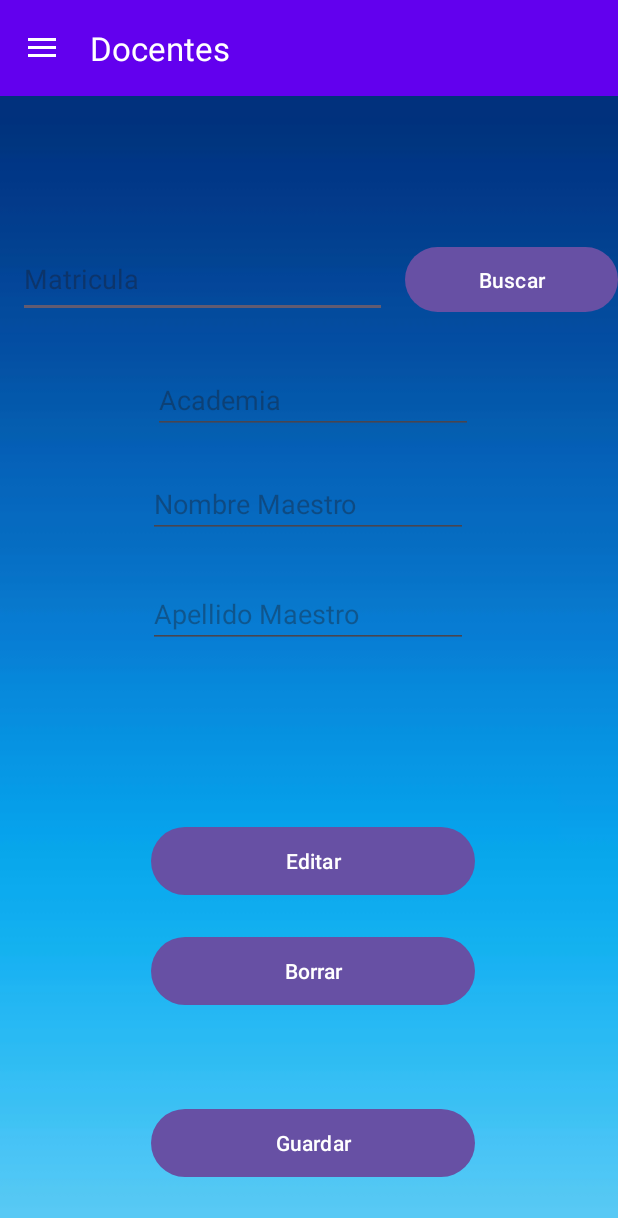
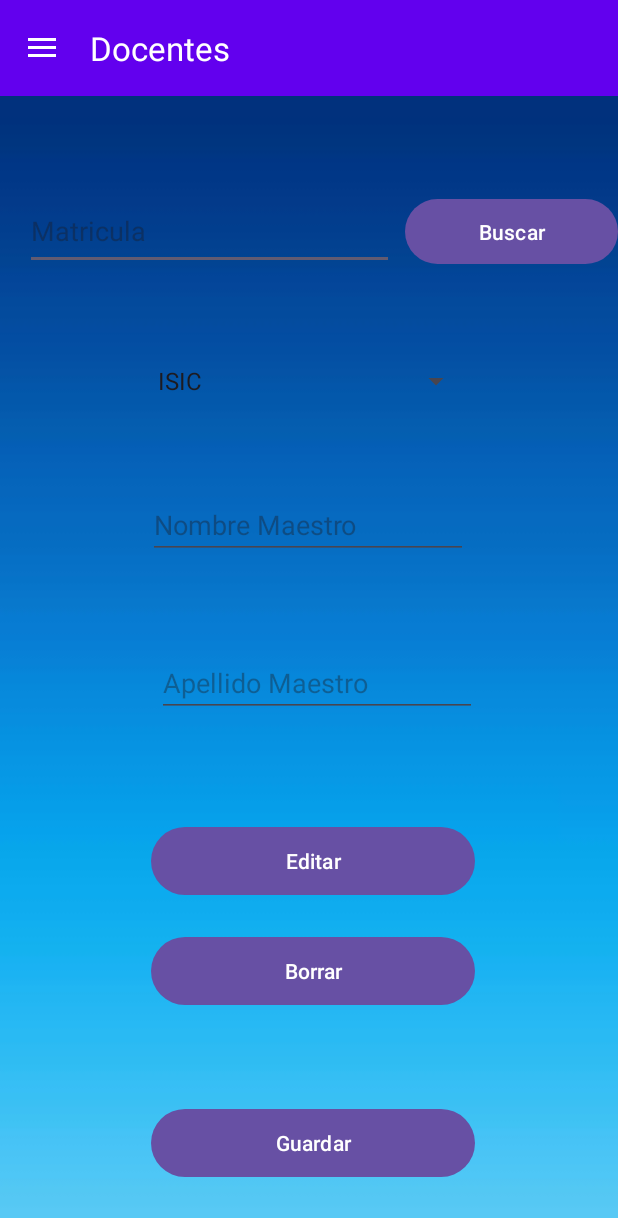
Before and after one commit to DELLAlfredo/AsistenciaDocente, an Android app: the abcDocentes screen opened directly, with no data from a screen before it, after a tap on "Editar", on a phone screen of 412 x 824 dp. Shown: the top 1218 px of the screen. Run offline under Robolectric (Android 15) with nearby library versions, the light colour scheme and no system bars; our stand-ins replace Volley; network calls fail; Roboto replaces fonts that are not available here.

Commit message:
spinnerDocentes

```diff
--- a/app/build.gradle
+++ b/app/build.gradle
@@ -36,11 +36,13 @@ android {
 }
 
 dependencies {
-    implementation 'com.squareup.okhttp3:okhttp:4.9.1'
+    implementation(platform("org.jetbrains.kotlin:kotlin-bom:1.8.21"))
     implementation 'com.squareup.okhttp3:okhttp:4.9.1'
     implementation 'androidx.appcompat:appcompat:1.6.1'
     implementation 'com.google.android.material:material:1.5.0'
     implementation 'androidx.constraintlayout:constraintlayout:2.1.4'
+    implementation 'androidx.privacysandbox.tools:tools-core:+'
+    implementation 'androidx.games:games-activity:1.1.0'
     testImplementation 'junit:junit:4.13.2'
     androidTestImplementation 'androidx.test.ext:junit:1.1.5'
     androidTestImplementation 'androidx.test.espresso:espresso-core:3.5.1'
--- a/app/src/main/java/com/example/asistenciadocente/abcDocentes.java
+++ b/app/src/main/java/com/example/asistenciadocente/abcDocentes.java
@@ -4,8 +4,10 @@ import android.os.Bundle;
 import android.util.Log;
 import android.view.Menu;
 import android.view.View;
+import android.widget.ArrayAdapter;
 import android.widget.Button;
 import android.widget.EditText;
+import android.widget.Spinner;
 import android.widget.Toast;
 
 import com.android.volley.AuthFailureError;
@@ -36,8 +38,9 @@ import java.util.Map;
 
 public class abcDocentes extends menu {
     ActivityAbcDocentesBinding activityAbcDocentesBinding;
-    EditText etAcademia,etNombre, etApellido, etMatricula;
+    EditText etNombre, etApellido, etMatricula;
     Button btnGuardar,btnEditar,btnBorrar,btnBuscar;
+    Spinner spAcademia;
 
     RequestQueue requestQueue;
     @Override
@@ -47,7 +50,8 @@ public class abcDocentes extends menu {
         setContentView(activityAbcDocentesBinding.getRoot());
         allocateActivityTitle("Docentes");
 
-        etAcademia = findViewById(R.id.etAcademia);
+        //etAcademia = findViewById(R.id.etAcademia);
+        spAcademia = findViewById(R.id.spAcademia);
         etNombre = findViewById(R.id.etNombre);
         etApellido = findViewById(R.id.etApellido);
         btnGuardar = findViewById(R.id.btnGuardar);
@@ -56,10 +60,14 @@ public class abcDocentes extends menu {
         btnBuscar = findViewById(R.id.btnBuscar);
         etMatricula = findViewById(R.id.etMatricula);
 
+        String[] crud = {"ISIC","INVAG","GES","SUSTENTABLE"};
+        ArrayAdapter<String> AdapterCrud = new ArrayAdapter<String>(this, android.R.layout.simple_spinner_item, crud);
+        spAcademia.setAdapter(AdapterCrud);
+
         btnGuardar.setOnClickListener(new View.OnClickListener() {
             @Override
             public void onClick(View view) {
-                Guardar("http://192.168.0.7:80/Checador/docentes.php");
+                Guardar("http://192.168.0.10:80/Checador/docentes.php");
                 //Guardar("http://192.168.56.1:80/CHECKTECH//docentes.php");
 
             }
@@ -67,7 +75,7 @@ public class abcDocentes extends menu {
         btnBuscar.setOnClickListener(new View.OnClickListener() {
             @Override
             public void onClick(View view) {
-                buscarDocente("http://192.168.0.7/Checador/buscar_docente.php?Matricula="+etMatricula.getText()+"");
+                buscarDocente("http://192.168.0.10/Checador/buscar_docente.php?Matricula="+etMatricula.getText()+"");
                 //buscarDocente("http://192.168.56.1:80/CHECKTECH/buscar_docente.php?Matricula="+etMatricula.getText()+"");
 
             }
@@ -75,7 +83,7 @@ public class abcDocentes extends menu {
         btnEditar.setOnClickListener(new View.OnClickListener() {
             @Override
             public void onClick(View view) {
-                Guardar("http://192.168.0.7:80/Checador/editar_docente.php");
+                Guardar("http://192.168.0.10:80/Checador/editar_docente.php");
                //Guardar("http://192.168.56.1:80/CHECKTECH/editar_docente.php");
 
             }
@@ -83,7 +91,7 @@ public class abcDocentes extends menu {
         btnBorrar.setOnClickListener(new View.OnClickListener() {
             @Override
             public void onClick(View view) {
-                Borrar("http://192.168.0.7:80/Checador/eliminar_docente.php");
+                Borrar("http://192.168.0.10:80/Checador/eliminar_docente.php");
 
                 //Borrar("http://192.168.56.1:80/CHECKTECH/eliminar_docente.php");
             }
@@ -94,13 +102,15 @@ public class abcDocentes extends menu {
 
 
     private void Guardar(String URL) {
+        String opcion = spAcademia.getSelectedItem().toString();
         // Validar campos vacíos
         if (etNombre.getText().toString().isEmpty() || etApellido.getText().toString().isEmpty() ||
-                etAcademia.getText().toString().isEmpty() || etMatricula.getText().toString().isEmpty()) {
+                etMatricula.getText().toString().isEmpty()) {
             Toast.makeText(getApplicationContext(), "Por favor, completa todos los campos", Toast.LENGTH_SHORT).show();
             return;
         }
-        StringRequest guardarRequest = new StringRequest(Request.Method.POST, URL,
+
+        StringRequest guardarRequest = new StringRequest(com.android.volley.Request.Method.POST, URL,
 
                 new Response.Listener<String>() {
                     @Override
@@ -129,7 +139,7 @@ public class abcDocentes extends menu {
                 Map<String, String> parametros = new HashMap<>();
                 parametros.put("nombre", etNombre.getText().toString());
                 parametros.put("apellidos", etApellido.getText().toString());
-                parametros.put("academia", etAcademia.getText().toString());
+                parametros.put("academia", opcion);
                 parametros.put("Matricula", etMatricula.getText().toString());
                 return parametros;
             }
@@ -148,9 +158,12 @@ public class abcDocentes extends menu {
                 for (int i = 0; i < response.length(); i++) {
                     try {
                         jsonObject = response.getJSONObject(i);
-                        etAcademia.setText(jsonObject.getString("academia"));
-                        etNombre.setText(jsonObject.getString("nombre"));
-                        etApellido.setText(jsonObject.getString("apellidos"));
+                        String academia = jsonObject.getString("academia");//llena el campo del spinner con el dato que este en la db
+                        etNombre.setText(jsonObject.getString("nombre"));//llena el campo del editText con el dato que este en la db
+                        etApellido.setText(jsonObject.getString("apellidos"));//llena el campo del editText con el dato que este en la db
+
+                        // Establecer los valores en los elementos correspondientes
+                        spAcademia.setSelection(obtenerIndiceSpinner(spAcademia, academia));
 
                     } catch (JSONException e) {
                         Toast.makeText(getApplicationContext(), e.getMessage(), Toast.LENGTH_SHORT).show();
@@ -168,6 +181,12 @@ public class abcDocentes extends menu {
         requestQueue=Volley.newRequestQueue(this);
         requestQueue.add(jsonArrayRequest);
     }
+    // Método auxiliar para obtener el índice de un elemento en un Spinner según su valor
+    private int obtenerIndiceSpinner(Spinner spinner, String valor) {
+        ArrayAdapter<String> adapter = (ArrayAdapter<String>) spinner.getAdapter();
+        return adapter.getPosition(valor);
+    }
+
 
 
 
@@ -176,11 +195,13 @@ public class abcDocentes extends menu {
         StringRequest stringRequest= new StringRequest(Request.Method.POST, URL, new Response.Listener<String>() {
             @Override
             public void onResponse(String response) {
+                //arroga un mensaje cuando se borra un dato
                 Toast.makeText(getApplicationContext(),"Producto eliminado",Toast.LENGTH_SHORT).show();
                 limpiarFormulario();
             }
         }, new Response.ErrorListener(){
             @Override
+            // se ejecuta cuando ocurre un error en la solicitud de la red.
             public void onErrorResponse(VolleyError error){
                 Toast.makeText(getApplicationContext(),error.toString(),Toast.LENGTH_SHORT).show();
             }
@@ -195,10 +216,11 @@ public class abcDocentes extends menu {
         RequestQueue requestQueue = Volley.newRequestQueue(this);
         requestQueue.add(stringRequest);
     }
+    //limpia los campos de los formularios
     private void limpiarFormulario(){
         etMatricula.setText("");
         etNombre.setText("");
         etApellido.setText("");
-        etAcademia.setText("");
+        //etAcademia.setText("");
     }
 }
--- a/app/src/main/res/layout/activity_abc_docentes.xml
+++ b/app/src/main/res/layout/activity_abc_docentes.xml
@@ -13,11 +13,12 @@
         android:id="@+id/etMatricula"
         android:layout_width="246dp"
         android:layout_height="52dp"
-        android:layout_marginTop="96dp"
+        android:layout_marginTop="64dp"
         android:ems="10"
         android:hint="Matricula"
         android:inputType="text"
         app:layout_constraintEnd_toStartOf="@+id/btnBuscar"
+        app:layout_constraintHorizontal_bias="0.695"
         app:layout_constraintStart_toStartOf="parent"
         app:layout_constraintTop_toTopOf="parent" />
 
@@ -52,44 +53,33 @@
         app:layout_constraintEnd_toEndOf="parent"
         app:layout_constraintTop_toTopOf="@+id/etMatricula" />
 
-    <EditText
-        android:id="@+id/etAcademia"
-        android:layout_width="wrap_content"
-        android:layout_height="wrap_content"
-        android:layout_marginTop="32dp"
-        android:ems="10"
-        android:hint="Academia"
-        android:inputType="text"
-        app:layout_constraintEnd_toEndOf="parent"
-        app:layout_constraintHorizontal_bias="0.512"
-        app:layout_constraintStart_toStartOf="parent"
-        app:layout_constraintTop_toBottomOf="@+id/etMatricula" />
 
     <EditText
         android:id="@+id/etNombre"
         android:layout_width="wrap_content"
         android:layout_height="wrap_content"
-        android:layout_marginTop="24dp"
         android:ems="10"
         android:hint="Nombre Maestro"
         android:inputType="text"
         app:layout_constraintEnd_toEndOf="parent"
         app:layout_constraintHorizontal_bias="0.497"
         app:layout_constraintStart_toStartOf="parent"
-        app:layout_constraintTop_toBottomOf="@+id/etAcademia" />
+        app:layout_constraintTop_toTopOf="@+id/guideline18" />
 
     <EditText
         android:id="@+id/etApellido"
         android:layout_width="wrap_content"
         android:layout_height="wrap_content"
-        android:layout_marginTop="28dp"
+        android:layout_marginTop="60dp"
         android:ems="10"
         android:hint="Apellido Maestro"
         android:inputType="text"
+        app:layout_constraintBottom_toTopOf="@+id/guideline12"
         app:layout_constraintEnd_toEndOf="parent"
-        app:layout_constraintHorizontal_bias="0.497"
+        app:layout_constraintHorizontal_bias="0.527"
         app:layout_constraintStart_toStartOf="parent"
-        app:layout_constraintTop_toBottomOf="@+id/etNombre" />
+        app:layout_constraintTop_toBottomOf="@+id/etNombre"
+        app:layout_constraintVertical_bias="0.0" />
 
     <androidx.constraintlayout.widget.Guideline
         android:id="@+id/guideline12"
@@ -112,4 +102,20 @@
         app:layout_constraintTop_toBottomOf="@+id/btnBorrar"
         app:layout_constraintVertical_bias="1.0" />
 
+    <Spinner
+        android:id="@+id/spAcademia"
+        android:layout_width="217dp"
+        android:layout_height="45dp"
+        app:layout_constraintBottom_toTopOf="@+id/guideline18"
+        app:layout_constraintEnd_toEndOf="parent"
+        app:layout_constraintStart_toStartOf="parent"
+        app:layout_constraintTop_toBottomOf="@+id/etMatricula" />
+
+    <androidx.constraintlayout.widget.Guideline
+        android:id="@+id/guideline18"
+        android:layout_width="wrap_content"
+        android:layout_height="wrap_content"
+        android:orientation="horizontal"
+        app:layout_constraintGuide_percent="0.34610122" />
+
 </androidx.constraintlayout.widget.ConstraintLayout>
```
Also changed, not shown: app/src/main/java/com/example/asistenciadocente/Clases.java (+74 -3 lines).
